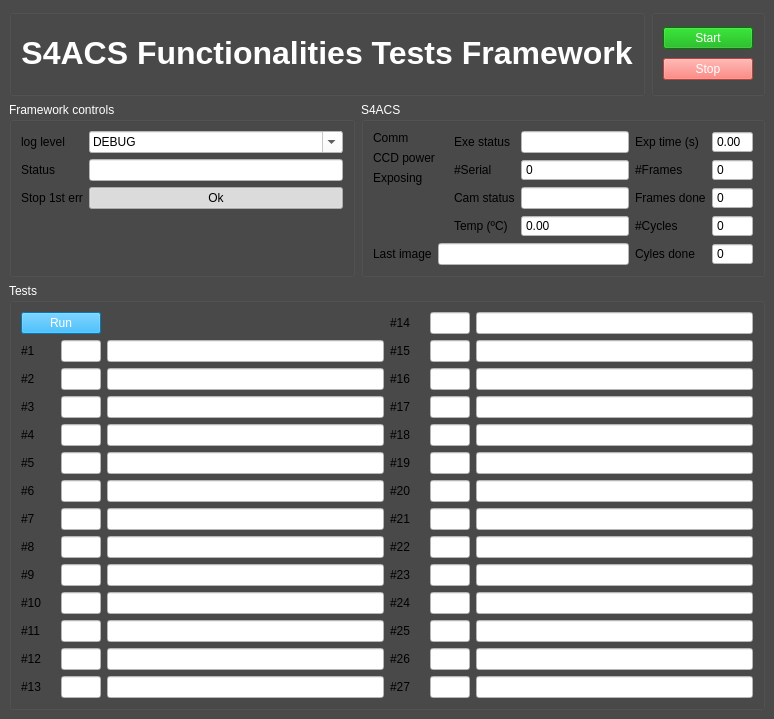
The window that func_tests/gui/gui.ui (dev-LNA/S4CSTP) describes before a commit, drawn with Qt 5.
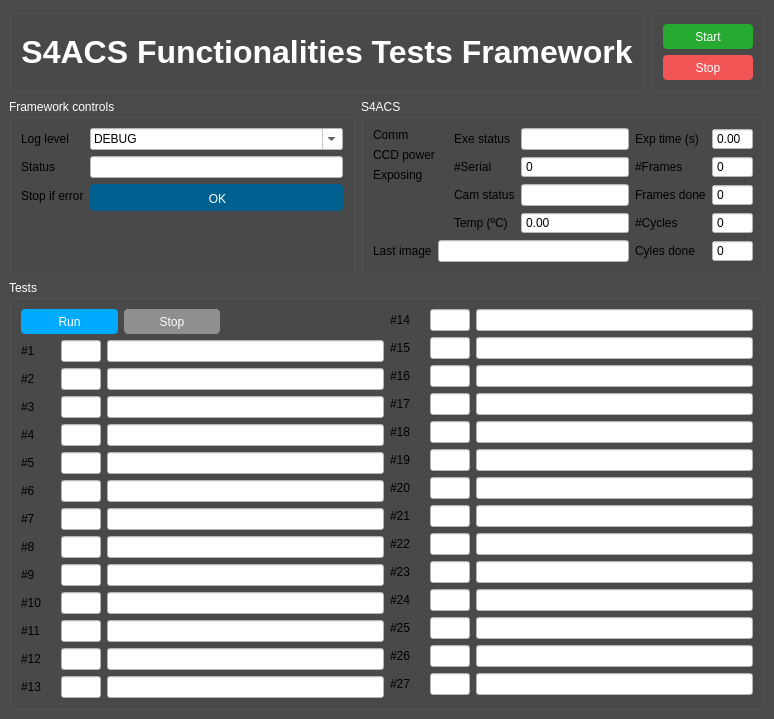
The same window after the commit.

Commit message: adjust interface buttons

```diff
--- a/func_tests/gui/gui.ui
+++ b/func_tests/gui/gui.ui
@@ -442,7 +442,6 @@
 	color: rgb(0, 0, 0);
 }
 
-
 QLabel[led=true]{
 background-color: rgb(0, 50, 0);
 border-style: solid;
@@ -455,6 +454,8 @@
 max-width: 20px;
 }
 
+/* ===================================  */
+
 QLabel[led_status=off]{
 background-color: rgb(0, 50, 0);
 }
@@ -475,7 +476,37 @@
 font: 12pt &quot;Arial&quot;;
 color: rgb(255, 255, 255);
 }
-</string>
+
+/* ===================================  */
+
+QPushButton {    
+	background-color: rgb(0, 170, 255);
+    color: white;   
+    border-radius: 4px;
+	min-height: 25px;
+	font: 75 8pt &quot;MS Shell Dlg 2&quot;;
+}
+
+QPushButton:pressed {
+    background-color: #1e5ea8;
+    padding-left: 2px;
+    padding-top: 2px;
+}
+
+QPushButton:disabled {
+background-color: rgb(143, 143, 143);
+}
+
+QPushButton:hover {   
+	border: 1px solid #0b4d0f;
+}
+
+QPushButton:checked {
+    padding-left: 2px;
+    padding-top: 2px;	
+	background-color: rgb(0, 97, 145);
+	
+}</string>
   </property>
   <widget class="QWidget" name="centralwidget">
    <property name="palette">
@@ -985,9 +1016,14 @@
          <item>
           <widget class="QPushButton" name="framework_start_btn">
            <property name="styleSheet">
-            <string notr="true">font: 75 8pt &quot;MS Shell Dlg 2&quot;;
-background-color: rgb(0, 170, 0);
-color: rgb(255,255,255);</string>
+            <string notr="true">QPushButton:disabled {
+background-color: rgb(143, 143, 143);
+}
+
+QPushButton {
+	background-color: rgb(38, 170, 47);
+}
+</string>
            </property>
            <property name="text">
             <string>Start</string>
@@ -997,9 +1033,14 @@
          <item>
           <widget class="QPushButton" name="framework_stop_btn">
            <property name="styleSheet">
-            <string notr="true">background-color: rgb(255, 95, 84);
-font: 75 8pt &quot;MS Shell Dlg 2&quot;;
-color: rgb(255,255,255);</string>
+            <string notr="true">QPushButton:disabled {
+background-color: rgb(143, 143, 143);
+}
+
+QPushButton {
+background-color: rgb(241, 85, 85);
+}
+</string>
            </property>
            <property name="text">
             <string>Stop</string>
@@ -1059,7 +1100,7 @@
          <item row="0" column="0">
           <widget class="QLabel" name="emcs_log_level_2">
            <property name="text">
-            <string>log level</string>
+            <string>Log level</string>
            </property>
            <property name="text_label" stdset="0">
             <bool>true</bool>
@@ -1135,10 +1176,23 @@
            </property>
           </widget>
          </item>
+         <item row="2" column="0">
+          <widget class="QLabel" name="label_67">
+           <property name="text">
+            <string>Stop if error</string>
+           </property>
+           <property name="text_label" stdset="0">
+            <bool>true</bool>
+           </property>
+          </widget>
+         </item>
          <item row="2" column="1">
           <widget class="QPushButton" name="framework_stop_1st_err">
+           <property name="styleSheet">
+            <string notr="true"/>
+           </property>
            <property name="text">
-            <string>Ok</string>
+            <string>OK</string>
            </property>
            <property name="checkable">
             <bool>true</bool>
@@ -1148,16 +1202,6 @@
            </property>
           </widget>
          </item>
-         <item row="2" column="0">
-          <widget class="QLabel" name="label_67">
-           <property name="text">
-            <string>Stop 1st err</string>
-           </property>
-           <property name="text_label" stdset="0">
-            <bool>true</bool>
-           </property>
-          </widget>
-         </item>
         </layout>
        </widget>
       </item>
@@ -1615,23 +1659,37 @@
            <item>
             <widget class="QPushButton" name="framework_run_tests_btn">
              <property name="styleSheet">
-              <string notr="true">font: 75 8pt &quot;MS Shell Dlg 2&quot;;
-color: rgb(255,255,255);
-background-color: rgb(0, 170, 255);</string>
+              <string notr="true"/>
              </property>
              <property name="text">
               <string>Run</string>
              </property>
             </widget>
            </item>
+           <item>
+            <widget class="QPushButton" name="framework_stop_tests_btn">
+             <property name="enabled">
+              <bool>false</bool>
+             </property>
+             <property name="styleSheet">
+              <string notr="true"/>
+             </property>
+             <property name="text">
+              <string>Stop</string>
+             </property>
+            </widget>
+           </item>
            <item>
             <spacer name="horizontalSpacer">
              <property name="orientation">
               <enum>Qt::Horizontal</enum>
              </property>
+             <property name="sizeType">
+              <enum>QSizePolicy::Fixed</enum>
+             </property>
              <property name="sizeHint" stdset="0">
               <size>
-               <width>40</width>
+               <width>164</width>
                <height>20</height>
               </size>
              </property>
```
The commit also changes 7 other files.
